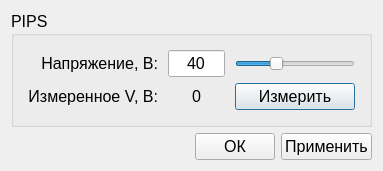
Before: the Qt Designer form style/HVIP_window.ui in AtariVC/ddii_scopus, drawn with Qt 5.
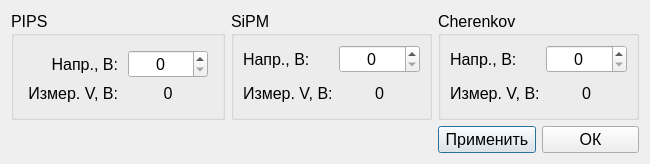
After: the same form once the commit is applied.

What changed in the file:
```diff
--- a/style/HVIP_window.ui
+++ b/style/HVIP_window.ui
@@ -6,26 +6,35 @@
    <rect>
     <x>0</x>
     <y>0</y>
-    <width>370</width>
-    <height>144</height>
+    <width>650</width>
+    <height>132</height>
    </rect>
   </property>
+  <property name="minimumSize">
+   <size>
+    <width>650</width>
+    <height>0</height>
+   </size>
+  </property>
   <property name="windowTitle">
    <string>Управление HVIP</string>
   </property>
-  <layout class="QVBoxLayout" name="verticalLayout">
-   <item>
+  <layout class="QGridLayout" name="gridLayout_9">
+   <item row="0" column="0">
     <widget class="QGroupBox" name="groupBox">
      <property name="font">
       <font>
        <pointsize>12</pointsize>
       </font>
      </property>
+     <property name="styleSheet">
+      <string notr="true">font: 12pt &quot;MS Shell Dlg 2&quot;;</string>
+     </property>
      <property name="title">
       <string>PIPS</string>
      </property>
      <layout class="QGridLayout" name="gridLayout">
-      <item row="2" column="2">
+      <item row="2" column="1">
        <layout class="QGridLayout" name="gridLayout_2">
         <property name="leftMargin">
          <number>5</number>
@@ -42,26 +51,7 @@
         <property name="horizontalSpacing">
          <number>10</number>
         </property>
-        <item row="1" column="2">
-         <widget class="QLineEdit" name="lineEdit_set_v_pips">
-          <property name="minimumSize">
-           <size>
-            <width>57</width>
-            <height>0</height>
-           </size>
-          </property>
-          <property name="styleSheet">
-           <string notr="true">font: 12pt &quot;MS Shell Dlg 2&quot;;</string>
-          </property>
-          <property name="text">
-           <string>40</string>
-          </property>
-          <property name="alignment">
-           <set>Qt::AlignCenter</set>
-          </property>
-         </widget>
-        </item>
-        <item row="1" column="1">
+        <item row="1" column="0">
          <widget class="QLabel" name="label">
           <property name="font">
            <font>
@@ -69,82 +59,29 @@
            </font>
           </property>
           <property name="text">
-           <string>Напряжение, В:</string>
+           <string>Напр., В:</string>
           </property>
           <property name="alignment">
            <set>Qt::AlignRight|Qt::AlignTrailing|Qt::AlignVCenter</set>
           </property>
          </widget>
         </item>
-        <item row="2" column="3">
-         <widget class="QPushButton" name="pushButton_meas">
-          <property name="font">
-           <font>
-            <pointsize>12</pointsize>
-           </font>
-          </property>
-          <property name="text">
-           <string>Измерить</string>
-          </property>
-         </widget>
-        </item>
-        <item row="1" column="3">
-         <widget class="QSlider" name="horizontalSlider_v_pips">
-          <property name="minimumSize">
-           <size>
-            <width>120</width>
-            <height>0</height>
-           </size>
-          </property>
-          <property name="maximumSize">
-           <size>
-            <width>16777215</width>
-            <height>16777215</height>
-           </size>
-          </property>
-          <property name="minimum">
-           <number>22</number>
-          </property>
-          <property name="maximum">
-           <number>77</number>
-          </property>
-          <property name="sliderPosition">
-           <number>40</number>
-          </property>
-          <property name="orientation">
-           <enum>Qt::Horizontal</enum>
-          </property>
-         </widget>
-        </item>
-        <item row="1" column="0">
-         <spacer name="horizontalSpacer_2">
-          <property name="orientation">
-           <enum>Qt::Horizontal</enum>
-          </property>
-          <property name="sizeHint" stdset="0">
-           <size>
-            <width>40</width>
-            <height>20</height>
-           </size>
-          </property>
-         </spacer>
-        </item>
-        <item row="2" column="2">
-         <widget class="QLabel" name="label_meas_v_pips">
-          <property name="font">
-           <font>
-            <pointsize>12</pointsize>
-           </font>
-          </property>
-          <property name="text">
-           <string>0</string>
-          </property>
-          <property name="alignment">
-           <set>Qt::AlignCenter</set>
-          </property>
-         </widget>
-        </item>
         <item row="2" column="1">
+         <widget class="QLabel" name="label_pips_mes">
+          <property name="font">
+           <font>
+            <pointsize>12</pointsize>
+           </font>
+          </property>
+          <property name="text">
+           <string>0</string>
+          </property>
+          <property name="alignment">
+           <set>Qt::AlignCenter</set>
+          </property>
+         </widget>
+        </item>
+        <item row="2" column="0">
          <widget class="QLabel" name="label_2">
           <property name="font">
            <font>
@@ -152,71 +89,149 @@
            </font>
           </property>
           <property name="text">
-           <string>Измеренное V, В:</string>
+           <string>Измер. V, В:</string>
           </property>
           <property name="alignment">
            <set>Qt::AlignRight|Qt::AlignTrailing|Qt::AlignVCenter</set>
           </property>
          </widget>
         </item>
-        <item row="1" column="4">
-         <spacer name="horizontalSpacer_3">
-          <property name="orientation">
-           <enum>Qt::Horizontal</enum>
+        <item row="1" column="1">
+         <widget class="QSpinBox" name="spinBox_pips_volt">
+          <property name="minimumSize">
+           <size>
+            <width>80</width>
+            <height>0</height>
+           </size>
           </property>
-          <property name="sizeHint" stdset="0">
+          <property name="alignment">
+           <set>Qt::AlignCenter</set>
+          </property>
+         </widget>
+        </item>
+       </layout>
+      </item>
+     </layout>
+    </widget>
+   </item>
+   <item row="0" column="1">
+    <widget class="QGroupBox" name="groupBox_2">
+     <property name="font">
+      <font>
+       <pointsize>12</pointsize>
+      </font>
+     </property>
+     <property name="styleSheet">
+      <string notr="true">font: 12pt &quot;MS Shell Dlg 2&quot;;</string>
+     </property>
+     <property name="title">
+      <string>SiPM</string>
+     </property>
+     <layout class="QGridLayout" name="gridLayout_6">
+      <item row="0" column="1">
+       <layout class="QGridLayout" name="gridLayout_5">
+        <item row="0" column="0">
+         <widget class="QLabel" name="label_3">
+          <property name="text">
+           <string>Напр., В:</string>
+          </property>
+         </widget>
+        </item>
+        <item row="0" column="1">
+         <widget class="QSpinBox" name="spinBox_sipm_volt">
+          <property name="minimumSize">
            <size>
-            <width>40</width>
-            <height>20</height>
+            <width>80</width>
+            <height>0</height>
            </size>
           </property>
-         </spacer>
+          <property name="alignment">
+           <set>Qt::AlignCenter</set>
+          </property>
+         </widget>
         </item>
+        <item row="1" column="0">
+         <widget class="QLabel" name="label_4">
+          <property name="text">
+           <string>Измер. V, В:</string>
+          </property>
+         </widget>
+        </item>
+        <item row="1" column="1">
+         <widget class="QLabel" name="label_sipm_mes">
+          <property name="text">
+           <string>0</string>
+          </property>
+          <property name="alignment">
+           <set>Qt::AlignCenter</set>
+          </property>
+         </widget>
+        </item>
        </layout>
       </item>
      </layout>
     </widget>
    </item>
-   <item>
-    <spacer name="verticalSpacer">
-     <property name="orientation">
-      <enum>Qt::Vertical</enum>
+   <item row="0" column="2">
+    <widget class="QGroupBox" name="groupBox_3">
+     <property name="font">
+      <font>
+       <pointsize>12</pointsize>
+      </font>
      </property>
-     <property name="sizeHint" stdset="0">
-      <size>
-       <width>20</width>
-       <height>40</height>
-      </size>
+     <property name="styleSheet">
+      <string notr="true">font: 12pt &quot;MS Shell Dlg 2&quot;;</string>
      </property>
-    </spacer>
+     <property name="title">
+      <string>Cherenkov</string>
+     </property>
+     <layout class="QGridLayout" name="gridLayout_8">
+      <item row="0" column="0">
+       <layout class="QGridLayout" name="gridLayout_7">
+        <item row="0" column="0">
+         <widget class="QLabel" name="label_6">
+          <property name="text">
+           <string>Напр., В:</string>
+          </property>
+         </widget>
+        </item>
+        <item row="0" column="1">
+         <widget class="QSpinBox" name="spinBox_ch_volt">
+          <property name="minimumSize">
+           <size>
+            <width>80</width>
+            <height>0</height>
+           </size>
+          </property>
+          <property name="alignment">
+           <set>Qt::AlignCenter</set>
+          </property>
+         </widget>
+        </item>
+        <item row="1" column="1">
+         <widget class="QLabel" name="label_ch_mes">
+          <property name="text">
+           <string>0</string>
+          </property>
+          <property name="alignment">
+           <set>Qt::AlignCenter</set>
+          </property>
+         </widget>
+        </item>
+        <item row="1" column="0">
+         <widget class="QLabel" name="label_7">
+          <property name="text">
+           <string>Измер. V, В:</string>
+          </property>
+         </widget>
+        </item>
+       </layout>
+      </item>
+     </layout>
+    </widget>
    </item>
-   <item>
+   <item row="3" column="2">
     <layout class="QHBoxLayout" name="horizontalLayout">
-     <item>
-      <spacer name="horizontalSpacer">
-       <property name="orientation">
-        <enum>Qt::Horizontal</enum>
-       </property>
-       <property name="sizeHint" stdset="0">
-        <size>
-         <width>40</width>
-         <height>20</height>
-        </size>
-       </property>
-      </spacer>
-     </item>
-     <item>
-      <widget class="QPushButton" name="pushButton_ok">
-       <property name="font">
-        <font>
-         <pointsize>12</pointsize>
-        </font>
-       </property>
-       <property name="text">
-        <string>ОК</string>
-       </property>
-      </widget>
-     </item>
      <item>
       <widget class="QPushButton" name="pushButton_apply">
        <property name="font">
@@ -229,6 +244,18 @@
        </property>
       </widget>
      </item>
+     <item>
+      <widget class="QPushButton" name="pushButton_ok">
+       <property name="font">
+        <font>
+         <pointsize>12</pointsize>
+        </font>
+       </property>
+       <property name="text">
+        <string>ОК</string>
+       </property>
+      </widget>
+     </item>
     </layout>
    </item>
   </layout>
```
